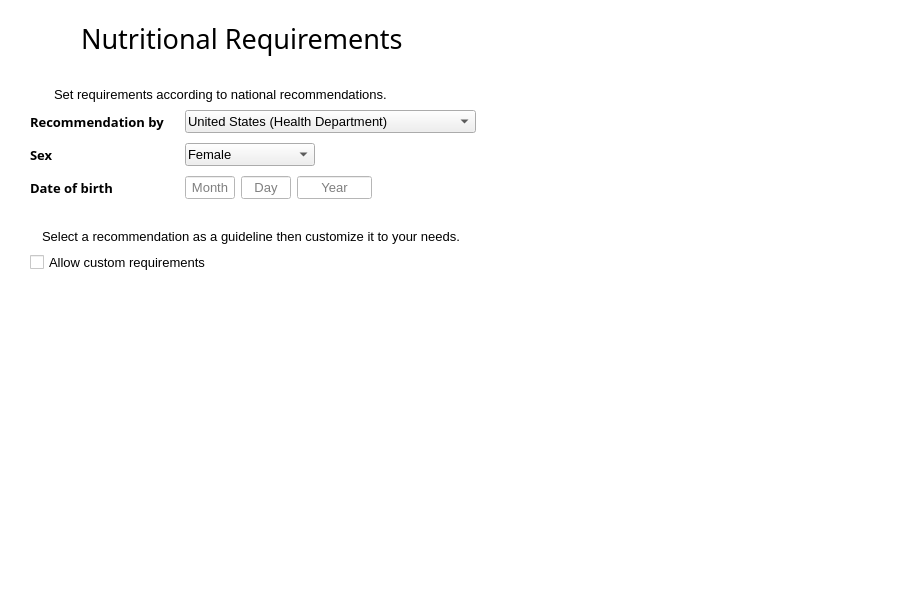
First picture: the form in ui/ui_reqwidget.ui, repository josh-minch/spartan, before the edit.
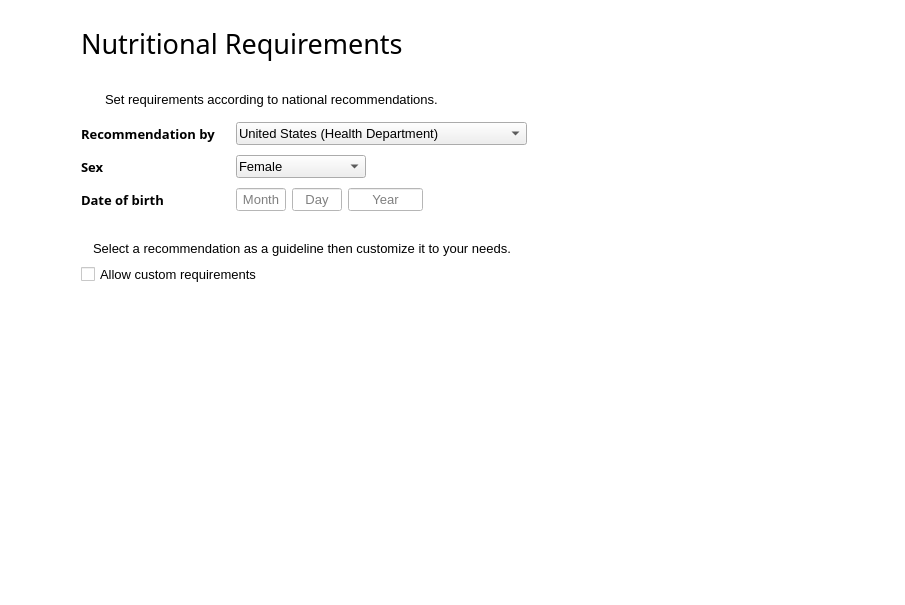
Second picture: the form after the edit. Icons and pictures are not drawn.

Commit message: Tweak ui, more consistent spacing

Patch:
```diff
--- a/ui/ui_reqwidget.ui
+++ b/ui/ui_reqwidget.ui
@@ -87,15 +87,12 @@
    <iconset>
     <normaloff>../images/icon_trimmed.png</normaloff>../images/icon_trimmed.png</iconset>
   </property>
-  <layout class="QFormLayout" name="formLayout">
-   <property name="verticalSpacing">
-    <number>30</number>
-   </property>
+  <layout class="QFormLayout" name="formLayout_2">
    <property name="leftMargin">
     <number>30</number>
    </property>
    <property name="topMargin">
-    <number>20</number>
+    <number>25</number>
    </property>
    <property name="rightMargin">
     <number>30</number>
@@ -104,12 +101,18 @@
     <number>30</number>
    </property>
    <item row="0" column="0">
-    <layout class="QHBoxLayout" name="horizontalLayout">
-     <property name="spacing">
-      <number>6</number>
+    <layout class="QGridLayout" name="gridLayout">
+     <property name="verticalSpacing">
+      <number>30</number>
      </property>
-     <item alignment="Qt::AlignBottom">
+     <item row="0" column="0" alignment="Qt::AlignHCenter|Qt::AlignBottom">
       <widget class="QPushButton" name="back_btn">
+       <property name="sizePolicy">
+        <sizepolicy hsizetype="Fixed" vsizetype="Fixed">
+         <horstretch>0</horstretch>
+         <verstretch>0</verstretch>
+        </sizepolicy>
+       </property>
        <property name="minimumSize">
         <size>
          <width>45</width>
@@ -149,7 +152,7 @@
        </property>
       </widget>
      </item>
-     <item>
+     <item row="0" column="1">
       <widget class="QLabel" name="label">
        <property name="font">
         <font>
@@ -167,12 +170,15 @@
        </property>
       </widget>
      </item>
-    </layout>
-   </item>
-   <item row="1" column="0">
+     <item row="1" column="1">
+      <layout class="QFormLayout" name="formLayout">
+       <property name="verticalSpacing">
+        <number>30</number>
+       </property>
+       <item row="0" column="0">
     <layout class="QVBoxLayout" name="verticalLayout_8">
      <property name="spacing">
-      <number>8</number>
+          <number>15</number>
      </property>
      <item>
       <layout class="QHBoxLayout" name="horizontalLayout_13">
@@ -604,7 +610,7 @@
      </item>
     </layout>
    </item>
-   <item row="2" column="0">
+       <item row="1" column="0">
     <layout class="QVBoxLayout" name="verticalLayout_9">
      <property name="spacing">
       <number>8</number>
@@ -654,16 +660,10 @@
      </item>
     </layout>
    </item>
-   <item row="3" column="0">
+       <item row="2" column="0">
     <layout class="QHBoxLayout" name="horizontalLayout_16">
      <item>
       <widget class="QTableView" name="macro_view">
-       <property name="maximumSize">
-        <size>
-         <width>450</width>
-         <height>16777215</height>
-        </size>
-       </property>
        <property name="font">
         <font>
          <family>Segoe UI</family>
@@ -702,12 +702,6 @@
      </item>
      <item>
       <widget class="QTableView" name="vit_view">
-       <property name="maximumSize">
-        <size>
-         <width>450</width>
-         <height>16777215</height>
-        </size>
-       </property>
        <property name="font">
         <font>
          <family>Segoe UI</family>
@@ -746,12 +740,6 @@
      </item>
      <item>
       <widget class="QTableView" name="mineral_view">
-       <property name="maximumSize">
-        <size>
-         <width>450</width>
-         <height>16777215</height>
-        </size>
-       </property>
        <property name="font">
         <font>
          <family>Segoe UI</family>
@@ -787,6 +775,23 @@
         <bool>false</bool>
        </attribute>
       </widget>
+         </item>
+        </layout>
+       </item>
+      </layout>
+     </item>
+     <item row="1" column="0">
+      <spacer name="horizontalSpacer">
+       <property name="orientation">
+        <enum>Qt::Horizontal</enum>
+       </property>
+       <property name="sizeHint" stdset="0">
+        <size>
+         <width>40</width>
+         <height>20</height>
+        </size>
+       </property>
+      </spacer>
      </item>
     </layout>
    </item>
```
Lines whose indentation alone changed are shown as unchanged. The commit also changes 8 other files.
